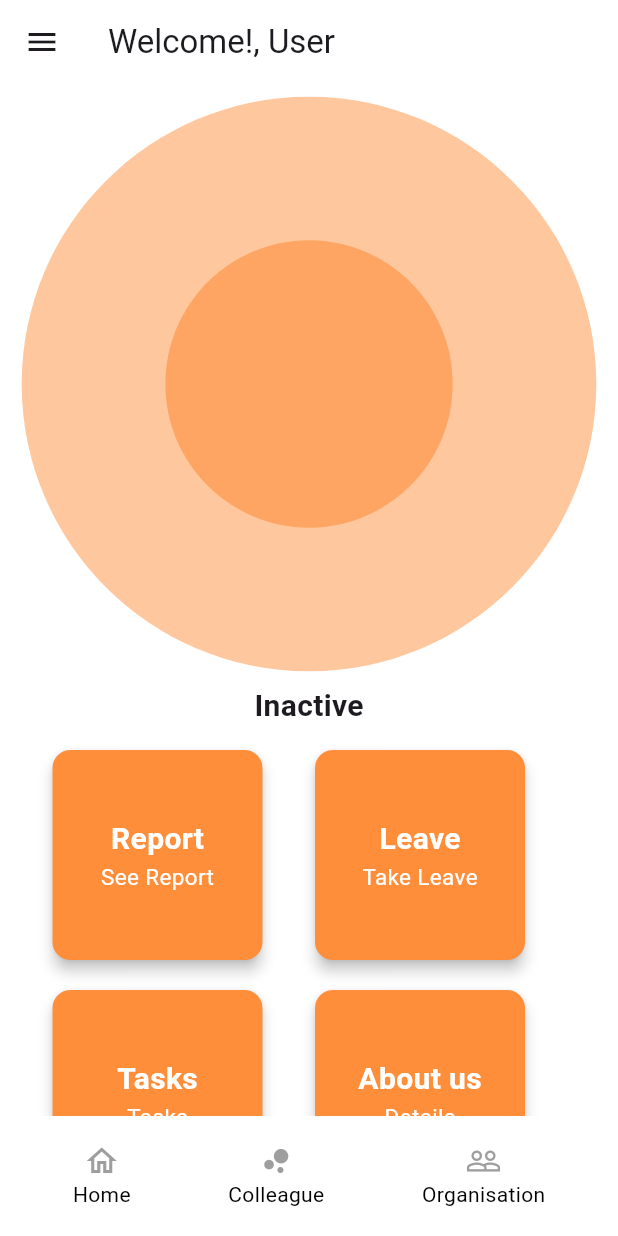
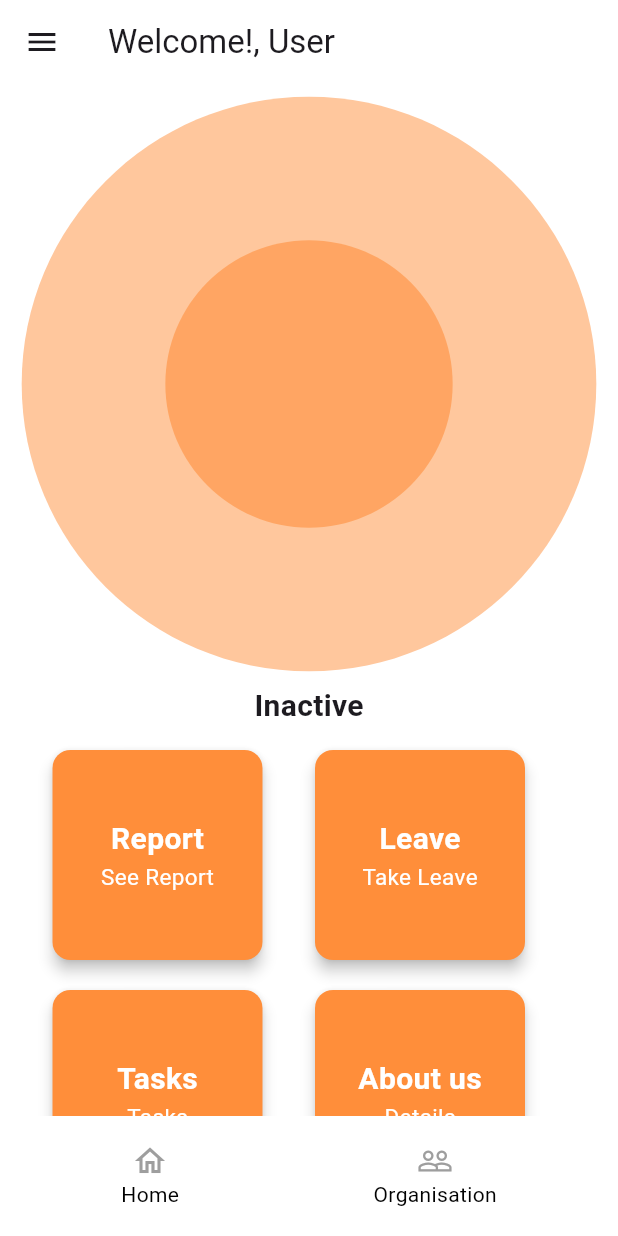
Before and after one commit to nikhilkumar110k/SIH-location-page, a Flutter app: the Homepage screen opened directly, after a tap on "Home", on a phone screen of 412 x 824 dp. Run offline on Flutter 3.47's test engine with Material 3 defaults, Android fonts, the phone set to English and light mode, and no system bars; our stand-ins replace cloud_firestore, dotted_border, firebase_auth, firebase_core, firebase_database, flutter_heatmap_calendar and 5 more; accounts and stored records are empty.

Commit message:
working profile and completed homepage

```diff
--- a/lib/Homepage.dart
+++ b/lib/Homepage.dart
@@ -91,6 +91,8 @@ class _HomepageState extends State<Homepage> with SingleTickerProviderStateMixin
       _showPermissionDialog();
     }
   }
+  String? name;
+
 
   void _startLocationStream() {
     _positionStreamSubscription = Geolocator.getPositionStream(
@@ -123,13 +125,14 @@ class _HomepageState extends State<Homepage> with SingleTickerProviderStateMixin
     DataSnapshot snapshot = await databaseRef.child('userdata').get();
 
     String? employeeId;
-
     if (snapshot.exists && snapshot.value is Map) {
       Map<dynamic, dynamic> allUsers = snapshot.value as Map<dynamic, dynamic>;
 
       for (var userData in allUsers.values) {
         if (userData is Map && userData['email'] == currentUser.email) {
           employeeId = userData['employeeidfrombackend'];
+          name= userData["email"];
+
           print("Employee ID found: $employeeId");
           break;
         }
@@ -213,7 +216,7 @@ class _HomepageState extends State<Homepage> with SingleTickerProviderStateMixin
             _scaffoldKey.currentState?.openDrawer();
           },
         ),
-        title: Text("Welcome!, ${loadedEntries.isNotEmpty ? loadedEntries : 'User'}"),
+        title: Text("Welcome!, ${name!=null ? name : 'User'}"),
       ),
       drawer: Drawer(
         child: ListView(
@@ -225,9 +228,9 @@ class _HomepageState extends State<Homepage> with SingleTickerProviderStateMixin
               ),
               child: Column(
                 crossAxisAlignment: CrossAxisAlignment.start,
-                children: const [
+                children:  [
                   Text(
-                    "Welcome!, User",
+                    "Welcome!, ${name!=null ? name : 'User'}",
                     style: TextStyle(
                       color: Colors.white,
                       fontSize: 24,
--- a/lib/components/bottom_bar.dart
+++ b/lib/components/bottom_bar.dart
@@ -29,19 +29,6 @@ Column(
   ]
  )
 )
-            ,
-             InkWell(
-onTap: () => {
-  Navigator.push(context, MaterialPageRoute(builder: (context)=> Homepage()))
-},child: const
-Column(
- mainAxisSize: MainAxisSize.min,
-  children:[
-     Icon(Icons.bubble_chart, color: Colors.grey),
-     Text("Colleague",style: TextStyle(color: Colors.black),)
-  ]
- )
-)
             ,            InkWell(
 onTap: () => {
   Navigator.push(context, MaterialPageRoute(builder: (context)=> const OrganisationPage()))
```
